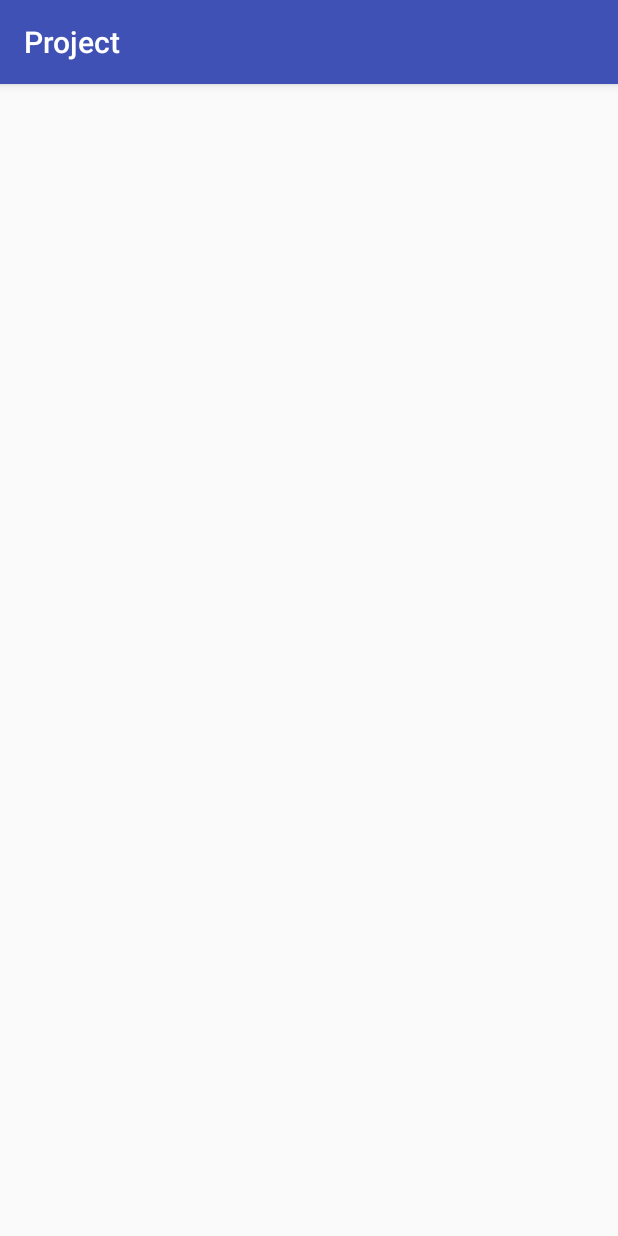
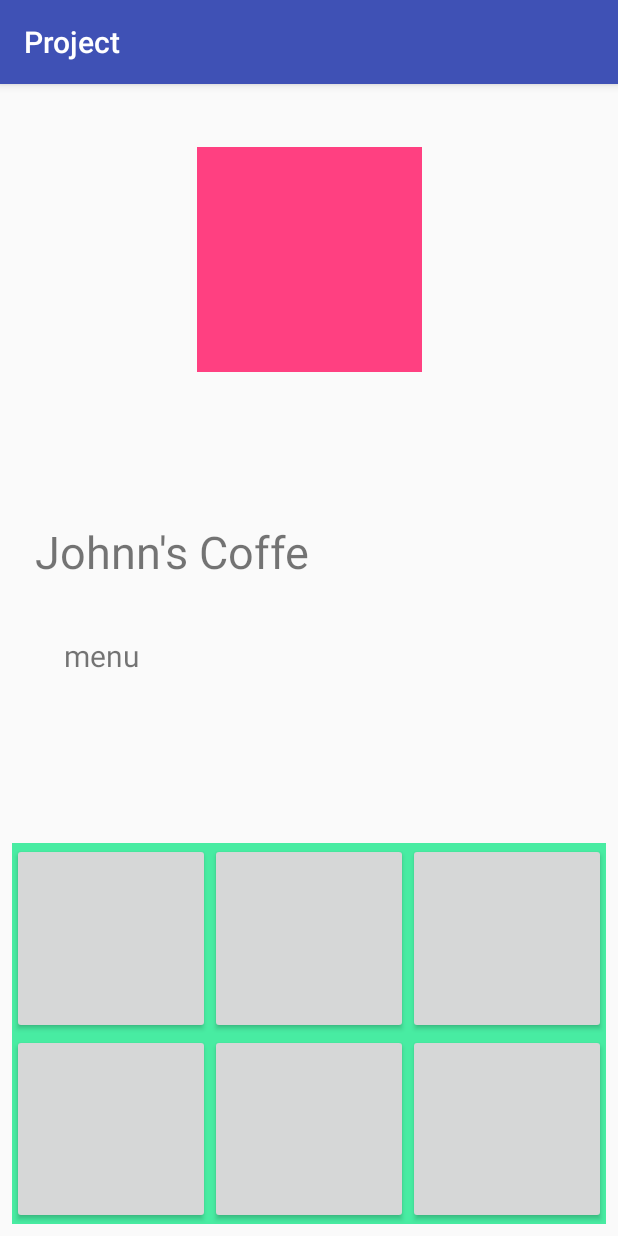
Before and after one commit to JohnnHidalgo/Coffee-Store, an Android app: the MenuAdminActivity screen opened directly, with no data from a screen before it, on a phone screen of 412 x 824 dp. Run offline under Robolectric (Android 15) with nearby library versions, the phone set to English and light mode, and no system bars.

Commit message:
Create MenuAdmin structure

```diff
--- a/app/src/main/res/layout/activity_menu_admin.xml
+++ b/app/src/main/res/layout/activity_menu_admin.xml
@@ -6,4 +6,127 @@
     android:layout_height="match_parent"
     tools:context=".MenuAdminActivity">
 
+    <ImageView
+        android:id="@+id/imageView"
+        android:layout_width="150dp"
+        android:layout_height="150dp"
+        android:layout_marginBottom="8dp"
+        android:layout_marginEnd="8dp"
+        android:layout_marginLeft="8dp"
+        android:layout_marginRight="8dp"
+        android:layout_marginStart="8dp"
+        android:layout_marginTop="8dp"
+        app:layout_constraintBottom_toBottomOf="parent"
+        app:layout_constraintEnd_toEndOf="parent"
+        app:layout_constraintStart_toStartOf="parent"
+        app:layout_constraintTop_toTopOf="parent"
+        app:layout_constraintVertical_bias="0.057"
+        app:srcCompat="@color/colorAccent" />
+
+    <TextView
+        android:id="@+id/textView"
+        android:layout_width="209dp"
+        android:layout_height="47dp"
+        android:layout_marginBottom="8dp"
+        android:layout_marginEnd="8dp"
+        android:layout_marginLeft="8dp"
+        android:layout_marginRight="8dp"
+        android:layout_marginStart="8dp"
+        android:layout_marginTop="8dp"
+        android:text="Johnn's Coffe"
+        android:textSize="30sp"
+        app:layout_constraintBottom_toBottomOf="parent"
+        app:layout_constraintEnd_toEndOf="parent"
+        app:layout_constraintHorizontal_bias="0.083"
+        app:layout_constraintStart_toStartOf="parent"
+        app:layout_constraintTop_toTopOf="parent"
+        app:layout_constraintVertical_bias="0.402" />
+
+    <TextView
+        android:id="@+id/textView2"
+        android:layout_width="66dp"
+        android:layout_height="32dp"
+        android:layout_marginBottom="8dp"
+        android:layout_marginEnd="8dp"
+        android:layout_marginLeft="8dp"
+        android:layout_marginRight="8dp"
+        android:layout_marginStart="8dp"
+        android:layout_marginTop="8dp"
+        android:text="menu"
+        android:textSize="20sp"
+        app:layout_constraintBottom_toBottomOf="parent"
+        app:layout_constraintEnd_toEndOf="parent"
+        app:layout_constraintHorizontal_bias="0.105"
+        app:layout_constraintStart_toStartOf="parent"
+        app:layout_constraintTop_toTopOf="parent"
+        app:layout_constraintVertical_bias="0.499" />
+
+
+    <LinearLayout
+
+        android:background="#48eca2"
+        android:layout_width="match_parent"
+        android:layout_height="254dp"
+        android:layout_marginBottom="8dp"
+        android:layout_marginEnd="8dp"
+        android:layout_marginLeft="8dp"
+        android:layout_marginRight="8dp"
+        android:layout_marginStart="8dp"
+        android:layout_marginTop="8dp"
+        android:orientation="vertical"
+        app:layout_constraintBottom_toBottomOf="parent"
+        app:layout_constraintEnd_toEndOf="parent"
+        app:layout_constraintHorizontal_bias="0.0"
+        app:layout_constraintStart_toStartOf="parent"
+        app:layout_constraintTop_toTopOf="parent"
+        app:layout_constraintVertical_bias="1.0"
+        android:weightSum="2">
+
+        <LinearLayout
+            android:layout_width="match_parent"
+            android:layout_height="match_parent"
+            android:orientation="horizontal"
+            android:weightSum="3"
+            android:layout_weight="1">
+
+            <Button
+                android:layout_width="match_parent"
+                android:layout_height="match_parent"
+                android:layout_weight="1" />
+            <Button
+                android:layout_width="match_parent"
+                android:layout_height="match_parent"
+                android:layout_weight="1" />
+            <Button
+                android:layout_width="match_parent"
+                android:layout_height="match_parent"
+                android:layout_weight="1" />
+
+        </LinearLayout>
+
+
+        <LinearLayout
+            android:layout_width="match_parent"
+            android:layout_height="match_parent"
+            android:orientation="horizontal"
+            android:weightSum="3"
+            android:layout_weight="1">
+
+            <Button
+                android:layout_width="match_parent"
+                android:layout_height="match_parent"
+                android:layout_weight="1" />
+            <Button
+                android:layout_width="match_parent"
+                android:layout_height="match_parent"
+                android:layout_weight="1" />
+            <Button
+                android:layout_width="match_parent"
+                android:layout_height="match_parent"
+                android:layout_weight="1" />
+
+        </LinearLayout>
+
+
+    </LinearLayout>
 </android.support.constraint.ConstraintLayout>
```
